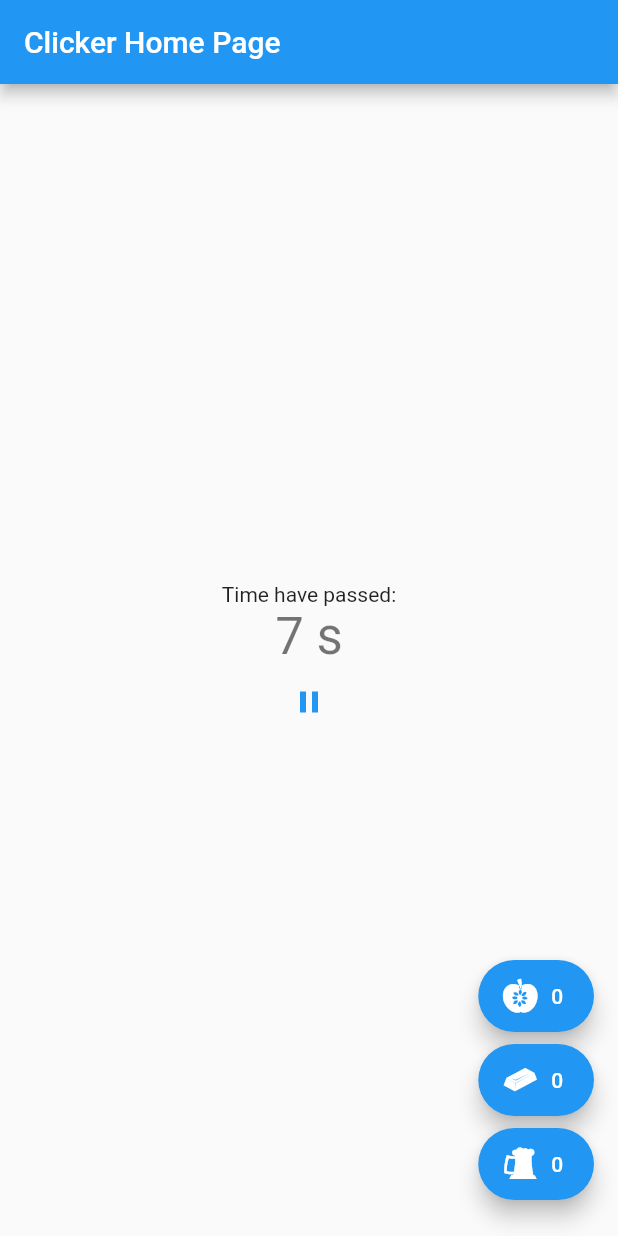
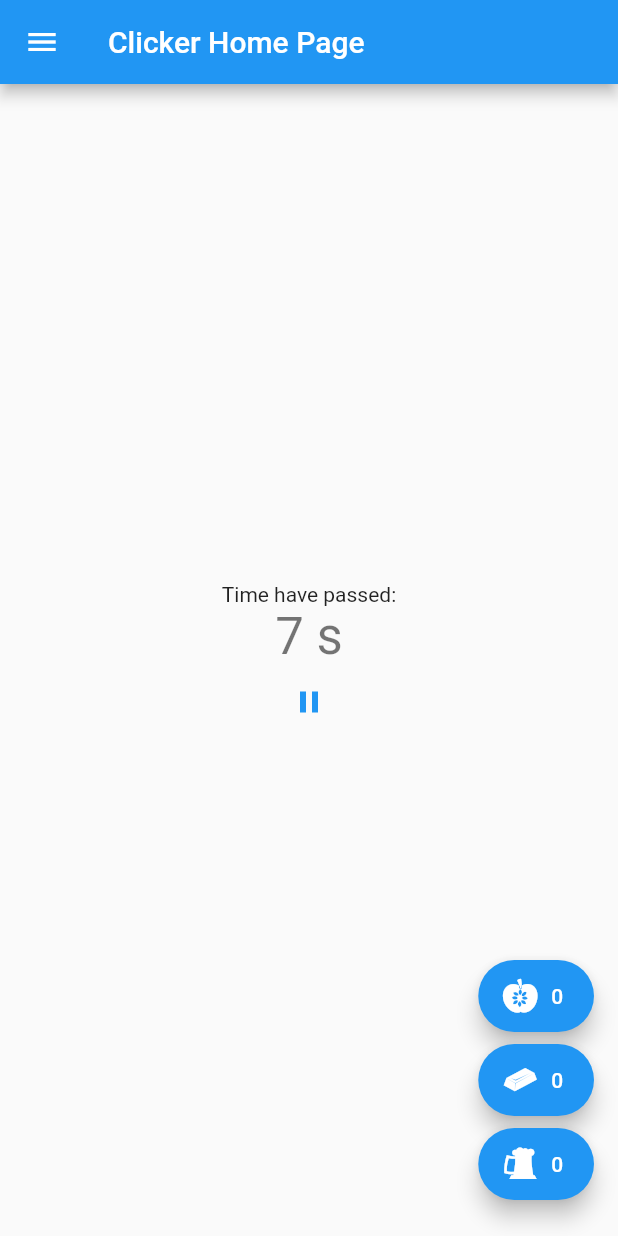
Before and after one commit to Phantato/idle-game, a Flutter app: the screen it shows after launch, on a phone screen of 412 x 824 dp. Run offline on Flutter 3.47's test engine with Material 2 defaults, Android fonts, the phone set to English and light mode, and no system bars; our stand-ins replace localstorage; missing offline and left inert: dart:html.

Commit message:
Add Progress management

```diff
--- a/lib/clicker.dart
+++ b/lib/clicker.dart
@@ -1,9 +1,11 @@
 library clicker;
 
 import 'dart:math';
+import 'dart:convert';
 
 import 'package:flutter/foundation.dart';
 import 'package:flutter/widgets.dart';
+import 'package:localstorage/localstorage.dart';
 part 'src/clicker_record.dart';
 part 'src/clicker_bigint.dart';
 part 'src/clicker_increaser.dart';
@@ -24,4 +26,8 @@ class Clicker {
   static void schedule() {
     _increaser.harvest();
   }
+
+  static void save() => _Records().save();
+  static void load() => _Records().load();
+  static void clear() => _Records().clear();
 }
--- a/lib/clicker_ui.dart
+++ b/lib/clicker_ui.dart
@@ -1,7 +1,6 @@
 library clicker_ui;
 
-import 'dart:async';
 import 'package:flutter/material.dart';
 import 'package:clicker/clicker.dart';
 part 'screen/resource_column.dart';
-part 'screen/miner_list.dart';
+part 'screen/worker_list.dart';
--- a/lib/main.dart
+++ b/lib/main.dart
@@ -1,4 +1,5 @@
 import 'dart:async';
+import 'dart:html';
 import 'package:flutter/material.dart';
 import "package:clicker/clicker.dart";
 import 'package:clicker/clicker_ui.dart';
@@ -64,11 +65,35 @@ class _ClickerHomePageState extends State<ClickerHomePage>
     });
   }
 
+  Drawer _buildDrawer() {
+    return Drawer(
+      child: Center(
+        child: Column(
+          mainAxisAlignment: MainAxisAlignment.center,
+          children: <Widget>[
+            TextButton(
+              child: Text('Save Progress'),
+              onPressed: Clicker.save,
+            ),
+            TextButton(
+              child: Text('Load Progress'),
+              onPressed: Clicker.load,
+            ),
+            TextButton(
+              child: Text('Clear Progress'),
+              onPressed: Clicker.clear,
+            ),
+          ],
+        ),
+      ),
+    );
+  }
+
   @override
   Widget build(BuildContext context) {
     return Scaffold(
       appBar: AppBar(title: Text(widget.title)),
-      // drawer: Drawer(child: Center(child: Text('This is a drawer!'))),
+      drawer: _buildDrawer(),
       body: Center(
         child: Column(
           mainAxisAlignment: MainAxisAlignment.center,
--- a/lib/screen/resource_column.dart
+++ b/lib/screen/resource_column.dart
@@ -11,7 +11,7 @@ class ResourceColumn extends StatefulWidget {
 class _ResourceColumnState extends State<ResourceColumn> {
   var _resourceButtonMap = <String, Widget>{};
 
-  Function _pushMinerList(String name) {
+  Function _pushWorkerList(String name) {
     return () {
       Navigator.of(context).pushAndRemoveUntil(
         MaterialPageRoute<void>(builder: (BuildContext context) {
@@ -22,7 +22,7 @@ class _ResourceColumnState extends State<ResourceColumn> {
                 Text(' $name'),
               ]),
             ),
-            body: _MinerList(name: name),
+            body: _WorkerList(name: name),
             floatingActionButton: ResourceColumn.without(name),
           );
         }),
@@ -42,7 +42,7 @@ class _ResourceColumnState extends State<ResourceColumn> {
           builder: (context, value, child) => Text('$value'),
           valueListenable: Clicker.records.numberOf(name),
         ),
-        onPressed: _pushMinerList(name),
+        onPressed: _pushWorkerList(name),
       );
     });
 
--- a/lib/src/clicker_increaser.dart
+++ b/lib/src/clicker_increaser.dart
@@ -12,9 +12,12 @@ class _Increaser {
       _harvestTabel[name] = _BigInt.zero;
     });
   }
+  void clear() {
+    _harvestTabel.updateAll((key, value) => _BigInt.zero);
+  }
 
   void regist(String name, int index, _BigInt value) {
-    _harvestTabel[name] += _BigInt.from(BigInt.from(pow(10, index))) * value;
+    _harvestTabel[name] += _BigInt.from(pow(10, index)) * value;
   }
 
   void harvest() {
--- a/pubspec.yaml
+++ b/pubspec.yaml
@@ -1,5 +1,5 @@
 name: clicker
-description: A new Flutter project.
+description: A Clicker Idle Game.
 
 # The following line prevents the package from being accidentally published to
 # pub.dev using `pub publish`. This is preferred for private packages.
@@ -28,6 +28,8 @@ dependencies:
   # The following adds the Cupertino Icons font to your application.
   # Use with the CupertinoIcons class for iOS style icons.
   cupertino_icons: ^1.0.1
+
+  localstorage: ^3.0.0
 
 dev_dependencies:
   flutter_test:
```
Also changed, not shown: lib/screen/miner_list.dart (deleted, +0 -82 lines), lib/screen/worker_list.dart (added, +106 -0 lines), lib/src/clicker_bigInt.dart (+16 -9 lines), lib/src/clicker_record.dart (+61 -7 lines), 2 other files.
